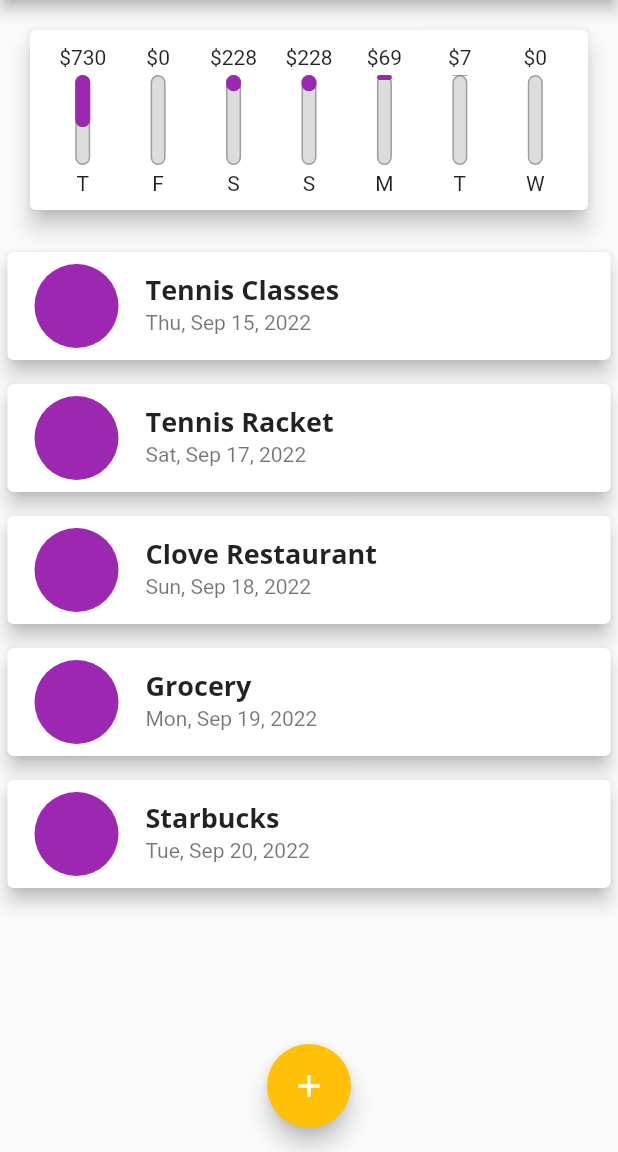
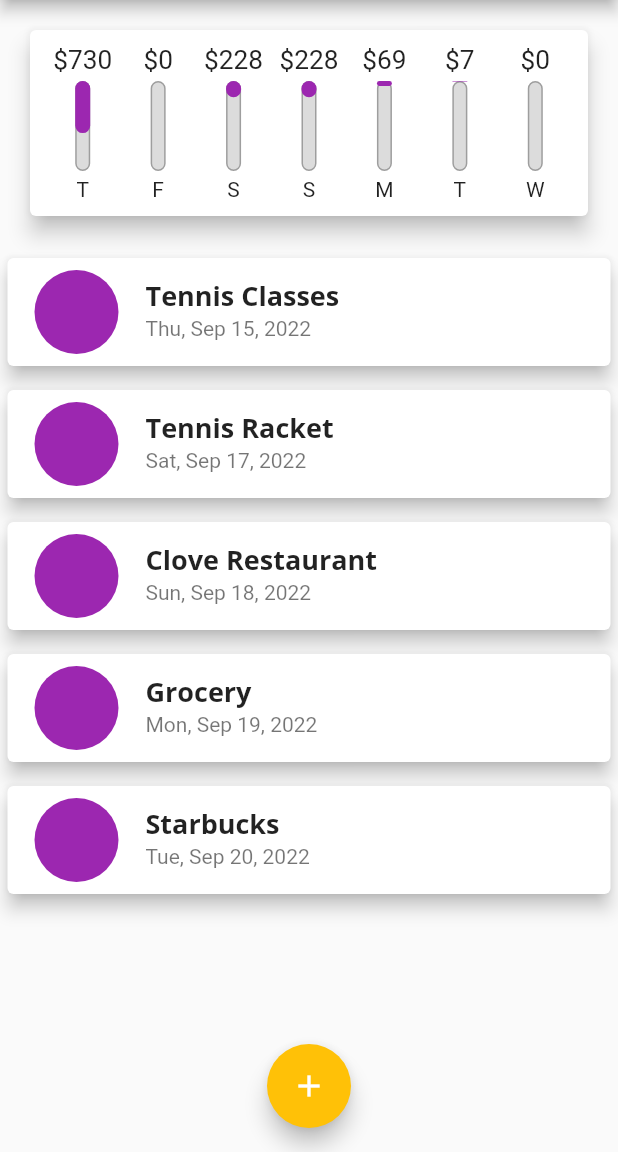
Before and after one commit to arnab/flutter_playground_expenses, a Flutter app: the screen it shows after launch, on a phone screen of 412 x 824 dp, the part 84-1236 px from its top. Run offline on Flutter 3.47's test engine with Material 2 defaults, Android fonts, the light colour scheme and no system bars; missing offline and left inert: dart:ffi, money2.

Commit message:
fixed height for chart title text, even if it's a large wrapped text

```diff
--- a/lib/widgets/chart_bar.dart
+++ b/lib/widgets/chart_bar.dart
@@ -16,7 +16,10 @@ class ChartBar extends StatelessWidget {
   Widget build(BuildContext context) {
     return Column(
       children: [
-        FittedBox(child: Text('\$${spendingAmount.toStringAsFixed(0)}')),
+        SizedBox(
+          height: 20,
+          child: FittedBox(child: Text('\$${spendingAmount.toStringAsFixed(0)}')),
+        ),
         const SizedBox(
           height: 4,
         ),
```
